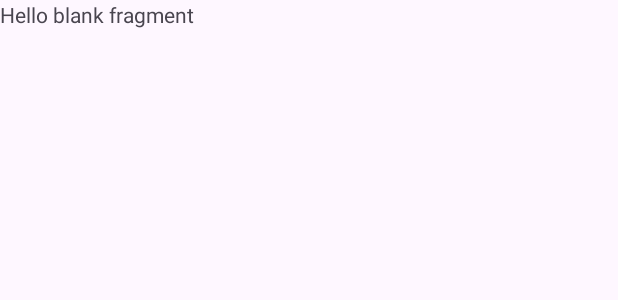
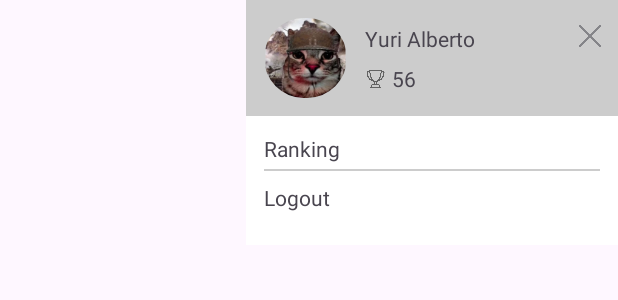
Before and after one commit to GabrielLima07/Jogo-da-velha-2, an Android app: the layout fragment_menu.xml on its own in the app's theme, with its tools: preview values and no code run, on a phone screen of 412 x 824 dp. Shown: the top 300 px of the screen. Run offline under Robolectric (Android 15) with nearby library versions, the phone set to English and light mode, and no system bars.

Commit message:
feat: add menu fragment

```diff
--- a/app/src/main/java/com/example/jogo_da_velha_2/fragments/Menu.java
+++ b/app/src/main/java/com/example/jogo_da_velha_2/fragments/Menu.java
@@ -7,60 +7,43 @@ import androidx.fragment.app.Fragment;
 import android.view.LayoutInflater;
 import android.view.View;
 import android.view.ViewGroup;
+import android.widget.FrameLayout;
+import android.widget.ImageView;
 
 import com.example.jogo_da_velha_2.R;
 
-/**
- * A simple {@link Fragment} subclass.
- * Use the {@link Menu#newInstance} factory method to
- * create an instance of this fragment.
- */
+import java.util.Objects;
+
 public class Menu extends Fragment {
-
-    // TODO: Rename parameter arguments, choose names that match
-    // the fragment initialization parameters, e.g. ARG_ITEM_NUMBER
-    private static final String ARG_PARAM1 = "param1";
-    private static final String ARG_PARAM2 = "param2";
-
-    // TODO: Rename and change types of parameters
-    private String mParam1;
-    private String mParam2;
-
     public Menu() {
         // Required empty public constructor
-    }
-
-    /**
-     * Use this factory method to create a new instance of
-     * this fragment using the provided parameters.
-     *
-     * @param param1 Parameter 1.
-     * @param param2 Parameter 2.
-     * @return A new instance of fragment Menu.
-     */
-    // TODO: Rename and change types and number of parameters
-    public static Menu newInstance(String param1, String param2) {
-        Menu fragment = new Menu();
-        Bundle args = new Bundle();
-        args.putString(ARG_PARAM1, param1);
-        args.putString(ARG_PARAM2, param2);
-        fragment.setArguments(args);
-        return fragment;
     }
 
     @Override
     public void onCreate(Bundle savedInstanceState) {
         super.onCreate(savedInstanceState);
-        if (getArguments() != null) {
-            mParam1 = getArguments().getString(ARG_PARAM1);
-            mParam2 = getArguments().getString(ARG_PARAM2);
-        }
     }
 
     @Override
     public View onCreateView(LayoutInflater inflater, ViewGroup container,
                              Bundle savedInstanceState) {
         // Inflate the layout for this fragment
-        return inflater.inflate(R.layout.fragment_menu, container, false);
+        View view = inflater.inflate(R.layout.fragment_menu, container, false);
+
+        finishFragement(view);
+
+        return view;
+    }
+
+    private void finishFragement(View view) {
+        ImageView closeBtn = view.findViewById(R.id.closeBtn);
+        closeBtn.setOnClickListener(new View.OnClickListener() {
+            @Override
+            public void onClick(View v) {
+                requireActivity().getSupportFragmentManager().beginTransaction()
+                        .remove(Menu.this)
+                        .commit();
+            }
+        });
     }
 }
--- a/app/src/main/res/layout/fragment_menu.xml
+++ b/app/src/main/res/layout/fragment_menu.xml
@@ -3,12 +3,124 @@
     xmlns:tools="http://schemas.android.com/tools"
     android:layout_width="match_parent"
     android:layout_height="match_parent"
+    android:id="@+id/menuFragmentLauyout"
+    xmlns:app="http://schemas.android.com/apk/res-auto"
     tools:context=".fragments.Menu">
 
-    <!-- TODO: Update blank fragment layout -->
-    <TextView
-        android:layout_width="match_parent"
-        android:layout_height="match_parent"
-        android:text="@string/hello_blank_fragment" />
+    <RelativeLayout
+        android:layout_width="248dp"
+        android:layout_height="163dp"
+        android:layout_gravity="right"
+        android:background="@android:color/background_light">
+
+
+        <LinearLayout
+            android:layout_width="323dp"
+            android:layout_height="162dp"
+            android:orientation="vertical">
+
+            <LinearLayout
+                android:layout_width="match_parent"
+                android:layout_height="wrap_content"
+                android:background="#33000000"
+                android:orientation="horizontal">
+
+                <com.google.android.material.imageview.ShapeableImageView
+                    android:id="@+id/profile_pic"
+                    android:layout_width="55dp"
+                    android:layout_height="53dp"
+                    android:layout_margin="12dp"
+                    android:src="@mipmap/profile_pic_round"
+                    app:layout_constraintBottom_toTopOf="@+id/mainTitle"
+                    app:layout_constraintEnd_toEndOf="parent"
+                    app:layout_constraintHorizontal_bias="0.089"
+                    app:layout_constraintStart_toStartOf="parent"
+                    app:layout_constraintTop_toTopOf="parent"
+                    app:layout_constraintVertical_bias="0.29"
+                    app:shapeAppearanceOverlay="@style/roundedImageView" />
+
+                <LinearLayout
+                    android:layout_width="139dp"
+                    android:layout_height="match_parent"
+                    android:orientation="vertical">
+
+                    <TextView
+                        android:id="@+id/menuUserName"
+                        android:layout_width="wrap_content"
+                        android:layout_height="wrap_content"
+                        android:layout_marginTop="16dp"
+                        android:layout_weight="1"
+                        android:text="Yuri Alberto" />
+
+                    <LinearLayout
+                        android:layout_width="match_parent"
+                        android:layout_height="27dp"
+                        android:layout_weight="1"
+                        android:orientation="horizontal">
+
+                        <ImageView
+                            android:id="@+id/menuWinCountImage"
+                            android:layout_width="14dp"
+                            android:layout_height="12dp"
+                            android:layout_marginTop="4dp"
+                            app:srcCompat="@drawable/trophy" />
+
+                        <TextView
+                            android:id="@+id/menuWinCount"
+                            android:layout_width="wrap_content"
+                            android:layout_height="wrap_content"
+                            android:layout_marginLeft="4dp"
+                            android:layout_weight="1"
+                            android:text="56" />
+                    </LinearLayout>
+
+                </LinearLayout>
+
+                <LinearLayout
+                    android:layout_width="match_parent"
+                    android:layout_height="match_parent"
+                    android:layout_weight="1"
+                    android:orientation="vertical">
+
+                    <ImageView
+                        android:id="@+id/closeBtn"
+                        android:layout_width="match_parent"
+                        android:layout_height="24dp"
+                        android:layout_marginTop="12dp"
+                        android:layout_marginRight="8dp"
+                        android:src="@drawable/cross" />
+                </LinearLayout>
+
+
+            </LinearLayout>
+
+            <TextView
+                android:id="@+id/menuRanking"
+                android:layout_width="match_parent"
+                android:layout_height="wrap_content"
+                android:layout_marginLeft="12dp"
+                android:layout_marginTop="12dp"
+                android:text="Ranking" />
+
+            <View
+                android:layout_width="match_parent"
+                android:layout_height="1dp"
+                android:layout_marginLeft="12dp"
+                android:layout_marginTop="4dp"
+                android:layout_marginRight="12dp"
+                android:background="#33000000" />
+
+            <TextView
+                android:id="@+id/menuLogout"
+                android:layout_width="match_parent"
+                android:layout_height="wrap_content"
+                android:layout_marginLeft="12dp"
+                android:layout_marginTop="8dp"
+                android:text="Logout" />
+
+        </LinearLayout>
+
+    </RelativeLayout>
+
 
 </FrameLayout>
```
Also changed, not shown: app/src/main/res/drawable/cross.png (added).
